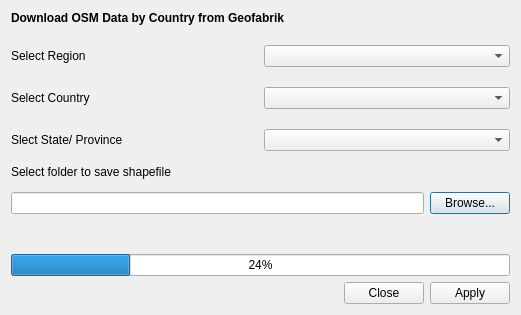
Before: the Qt Designer form forms/hcmgis_geofabrik_form.ui in thangqd/HCMGIS, drawn with Qt 5.
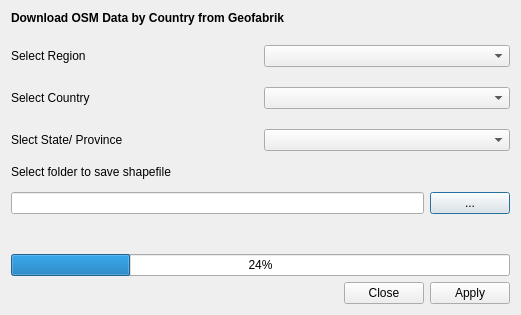
After: the same form once the commit is applied.

```diff
--- a/forms/hcmgis_geofabrik_form.ui
+++ b/forms/hcmgis_geofabrik_form.ui
@@ -92,7 +92,7 @@
      <item row="1" column="1">
       <widget class="QPushButton" name="BtnOutputFolder">
        <property name="text">
-        <string>Browse...</string>
+        <string>...</string>
        </property>
       </widget>
      </item>
```
Left out of the diff: 2 changed lines with no effect on the pictures.
